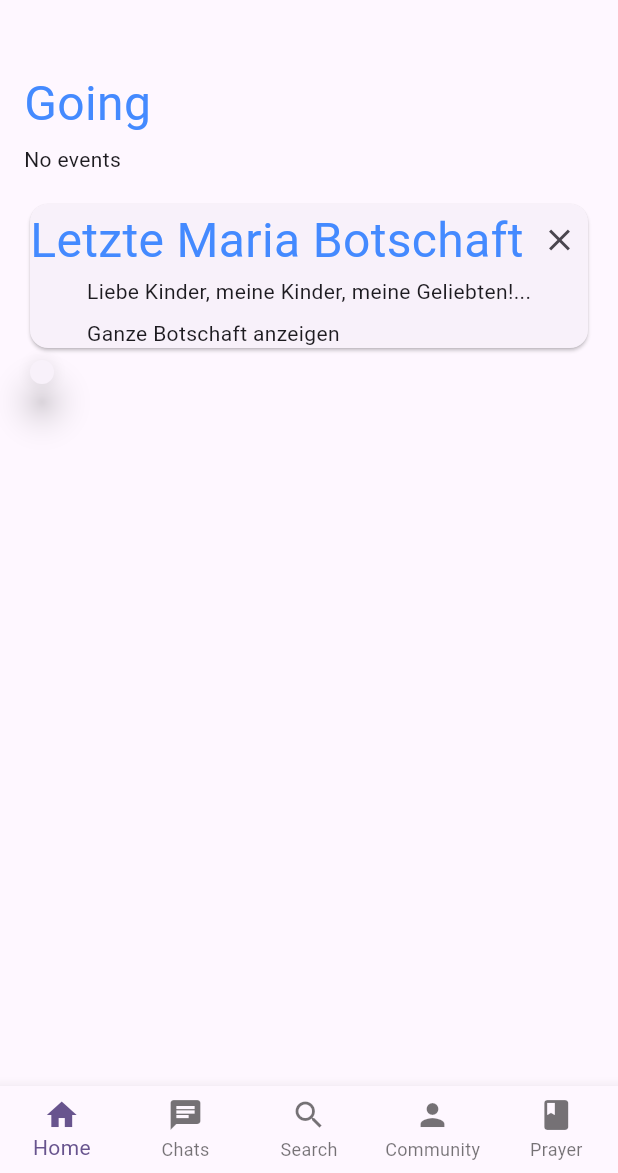
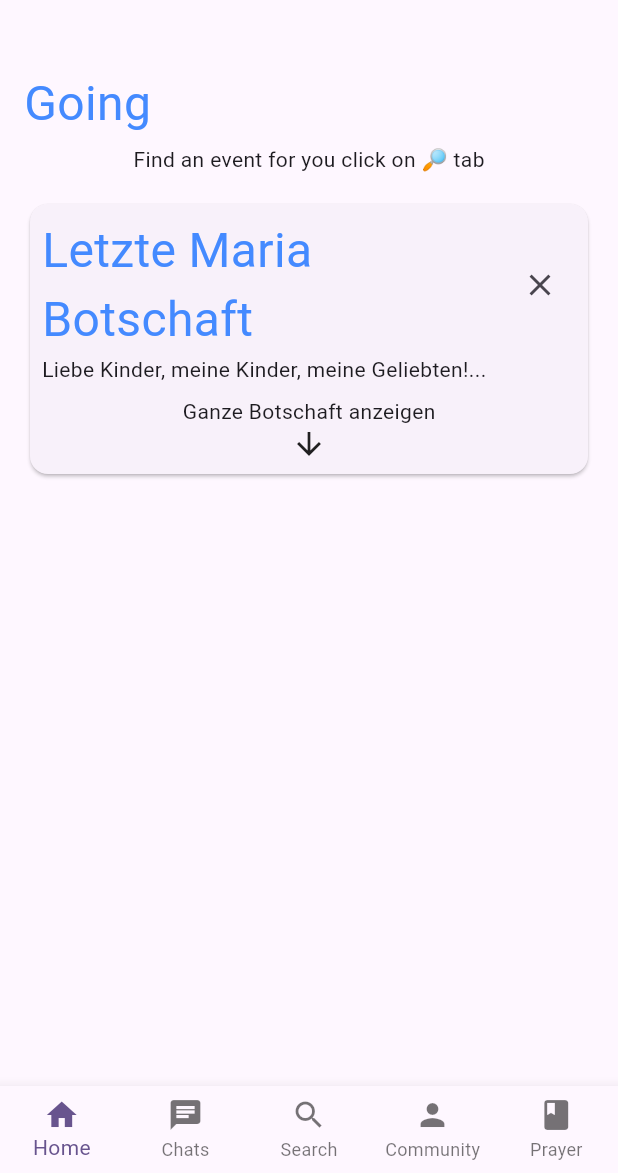
Before and after one commit to zindlsn/meet_christ, a Flutter app: the HomePage screen opened directly, on a phone screen of 412 x 824 dp, the part 63-1236 px from its top. Run offline on Flutter 3.47's test engine with Material 3 defaults, Android fonts, the light colour scheme and no system bars; our stand-ins replace cloud_firestore, firebase_auth, firebase_core, firebase_storage, flutter_login, flutter_secure_storage and 5 more; missing offline and left inert: google_mlkit_text_recognition, maps_launcher; accounts and stored records are empty.

Commit message:
fix: create events

```diff
--- a/lib/models/event.dart
+++ b/lib/models/event.dart
@@ -100,16 +100,16 @@ class EventDto {
       group: event.group,
       imageUrl: null, // no direct mapping from Uint8List image to url here
       pricePerPerson: event.pricePerPerson,
-      attendeeIds: event.attendees.map((u) => u.id).toList(),
-      organizerIds: event.organizers.map((u) => u.id).toList(),
+      attendeeIds: event.attendees.map((u) => u.userId).toList(),
+      organizerIds: event.organizers.map((u) => u.userId).toList(),
     );
   }
 
   // Convert back to Entity (requires fetching User objects separately)
   Event toEntity({
     Uint8List? image,
-    required List<User> attendees,
-    required List<User> organizers,
+    required List<EventUser> attendees,
+    required List<EventUser> organizers,
   }) {
     return Event(
       title: title,
@@ -140,8 +140,8 @@ class Event {
   final String? type;
   Uint8List? image;
   int? pricePerPerson;
-  List<User> attendees = [];
-  List<User> organizers = [];
+  List<EventUser> attendees = [];
+  List<EventUser> organizers = [];
   bool meAttending = false;
   final int? repeatEveryWeeks;
   final DateTime? repeatEndDate;
@@ -160,8 +160,8 @@ class Event {
     this.group,
     this.image,
     this.pricePerPerson,
-    List<User>? attendees,
-    List<User>? organizers,
+    List<EventUser>? attendees,
+    List<EventUser>? organizers,
     this.meAttending = false,
   }) {
     if (attendees != null) this.attendees = attendees;
@@ -171,8 +171,8 @@ class Event {
   factory Event.fromDto(
     EventDto dto, {
     Uint8List? image,
-    required List<User> attendees,
-    required List<User> organizers,
+    required List<EventUser> attendees,
+    required List<EventUser> organizers,
   }) {
     return Event(
       title: dto.title,
@@ -190,21 +190,21 @@ class Event {
       attendees: attendees,
       organizers: organizers,
       meAttending: attendees.any(
-        (attendee) => attendee.id == GetIt.I.get<UserService>().user.id,
+        (attendee) => attendee.userId == GetIt.I.get<UserService>().user.id,
       ),
     );
   }
 
-  void addAttendees(List<User> newAttendees) {
+  void addAttendees(List<EventUser> newAttendees) {
     for (var attendee in newAttendees) {
-      if (!attendees.any((a) => a.id == attendee.id)) {
+      if (!attendees.any((a) => a.userId == attendee.userId)) {
         attendees.add(attendee);
       }
     }
   }
 
-  void addAttendee(User attendee) {
-    if (!attendees.any((a) => a.id == attendee.id)) {
+  void addAttendee(EventUser attendee) {
+    if (!attendees.any((a) => a.userId == attendee.userId)) {
       attendees.add(attendee);
     }
   }
@@ -223,8 +223,8 @@ class Event {
     String? type,
     Uint8List? image,
     int? pricePerPerson,
-    List<User>? attendees,
-    List<User>? organizers,
+    List<EventUser>? attendees,
+    List<EventUser>? organizers,
     int? repeatEveryWeeks,
     DateTime? repeatEndDate,
     Group? group,
@@ -240,8 +240,8 @@ class Event {
       type: type ?? this.type,
       image: clearImage ? null : (image ?? this.image),
       pricePerPerson: pricePerPerson ?? this.pricePerPerson,
-      attendees: attendees ?? List<User>.from(this.attendees),
-      organizers: organizers ?? List<User>.from(this.organizers),
+      attendees: attendees ?? List<EventUser>.from(this.attendees),
+      organizers: organizers ?? List<EventUser>.from(this.organizers),
       repeatEveryWeeks: repeatEveryWeeks ?? this.repeatEveryWeeks,
       repeatEndDate: repeatEndDate ?? this.repeatEndDate,
       group: group ?? this.group,
--- a/lib/models/user.dart
+++ b/lib/models/user.dart
@@ -40,3 +40,77 @@ class User {
     return 'User{id: $id, name: $name, email: $email, profilePictureUrl: $profilePictureUrl}';
   }
 }
+
+class EventUser {
+  final String userId;
+  final String eventId;
+  final String role;
+  final String status; // Consider making this an enum for clarity
+  final bool canComment;
+  final List<String> eventPermissions;
+  final List<String> commentPermissions;
+
+  /// Use enum for better type safety:
+  /// 0 - Not Attending
+  /// 1 - Attending
+  /// 2 - Maybe
+  final AttendingStatus attendingStatus;
+
+  EventUser({
+    required this.userId,
+    required this.eventId,
+    required this.role,
+    required this.status,
+    required this.canComment,
+    required this.eventPermissions,
+    required this.attendingStatus,
+    this.commentPermissions = const [CommentPermissions.canAdd],
+  });
+
+  static EventUser host(String userId, String eventId) => EventUser(
+        userId: userId,
+        eventId: eventId,
+        role: Roles.organizer,
+        status: '',
+        canComment: true,
+        eventPermissions: [EventPermissions.canEdit, EventPermissions.canDelete],
+        commentPermissions: [CommentPermissions.canAdd],
+        attendingStatus: AttendingStatus.attending,
+      );
+
+  static EventUser attendee(String userId, String eventId) => EventUser(
+        userId: userId,
+        eventId: eventId,
+        role: Roles.attendee,
+        status: '',
+        canComment: true,
+        eventPermissions: [],
+        commentPermissions: [CommentPermissions.canAdd],
+        attendingStatus: AttendingStatus.attending,
+      );
+}
+
+enum AttendingStatus {
+  notAttending, // 0
+  attending,    // 1
+  maybe,        // 2
+}
+
+class EventPermissions {
+  static const String canEdit = "can_edit";
+  static const String canDelete = "can_delete";
+  static const String canInvite = "can_invite";
+  static const String canView = "can_view";
+}
+
+class CommentPermissions {
+  static const String canAdd = "can_add";
+  static const String canDelete = "can_delete";
+  static const String canEdit = "can_edit";
+}
+
+class Roles {
+  static const String organizer = "organizer";
+  static const String speaker = "co-organizer";
+  static const String attendee = "attendee";
+}
--- a/lib/pages/communities/communities_page.dart
+++ b/lib/pages/communities/communities_page.dart
@@ -1,5 +1,4 @@
 import 'package:flutter/material.dart';
-import 'package:meet_christ/pages/communities/widgets/group_card.dart';
 import 'package:meet_christ/pages/community_page.dart';
 import 'package:meet_christ/pages/new_community_page.dart';
 import 'package:meet_christ/view_models/community_view_model.dart';
--- a/lib/pages/events_feed.dart
+++ b/lib/pages/events_feed.dart
@@ -101,7 +101,6 @@ class _EventsListState extends State<EventsList> {
                                 ),
                               );
                             },
-
                             child: EventCard(event: event),
                           ),
                         );
--- a/lib/pages/home.dart
+++ b/lib/pages/home.dart
@@ -21,7 +21,7 @@ class HomePage extends StatefulWidget {
 }
 
 class _HomePageState extends State<HomePage> {
-  int _selectedIndex = 0;
+  int _selectedIndex = 3;
 
   @override
   void initState() {
@@ -78,8 +78,8 @@ class _HomePageState extends State<HomePage> {
                 padding: EdgeInsets.zero,
                 children: [
                   DrawerHeader(
+                    decoration: BoxDecoration(color: Colors.blue),
                     child: Text('Meet Christ'),
-                    decoration: BoxDecoration(color: Colors.blue),
                   ),
                   ListTile(
                     title: Text('Settings'),
@@ -494,7 +494,7 @@ class _HomeTabPageState extends State<HomeTabPage> {
                     children: [
                       model.attendingEvents.isNotEmpty
                           ? SizedBox(
-                              height: 180,
+                              height: 100,
                               width: MediaQuery.of(context).size.width,
                               child: ListView.builder(
                                 scrollDirection: Axis.horizontal,
@@ -506,8 +506,8 @@ class _HomeTabPageState extends State<HomeTabPage> {
                                     width:
                                         MediaQuery.of(context).size.width - 32,
                                     child: GestureDetector(
-                                      onTap: () {
-                                        Navigator.push(
+                                      onTap: () async {
+                                        var result = await Navigator.push(
                                           context,
                                           MaterialPageRoute(
                                             builder: (context) =>
@@ -517,18 +517,19 @@ class _HomeTabPageState extends State<HomeTabPage> {
                                                 ),
                                           ),
                                         );
+
+                                        /*TODO: why null? */
+                                        if (result == null) {
                                           Provider.of<EventsViewModel>(
                                             context,
                                             listen: false,
                                           ).loadAttendingEvents();
+                                        }
                                       },
                                       child: Card(
                                         elevation: 10,
                                         child: Padding(
-                                          padding: const EdgeInsets.only(
-                                            left: 16.0,
-                                            top: 8,
-                                          ),
+                                          padding: const EdgeInsets.all(8.0),
                                           child: Column(
                                             crossAxisAlignment:
                                                 CrossAxisAlignment.start,
@@ -553,23 +554,14 @@ class _HomeTabPageState extends State<HomeTabPage> {
                                                   fontSize: 20,
                                                 ),
                                               ),
-                                              Expanded(
-                                                child: Align(
-                                                  alignment:
-                                                      Alignment.bottomLeft,
-                                                  child: Padding(
-                                                    padding:
-                                                        const EdgeInsets.only(
-                                                          bottom: 16.0,
-                                                        ),
+                                              Align(
+                                                alignment: Alignment.bottomLeft,
                                                 child: Row(
                                                   crossAxisAlignment:
-                                                          CrossAxisAlignment
-                                                              .start,
+                                                      CrossAxisAlignment.start,
                                                   children: [
                                                     Icon(
-                                                          Icons
-                                                              .check_box_rounded,
+                                                      Icons.check_box_rounded,
                                                       color: Colors.green,
                                                     ),
                                                     Text(
@@ -582,15 +574,11 @@ class _HomeTabPageState extends State<HomeTabPage> {
                                                       ),
                                                       attendees.length == 1
                                                           ? " nimmt teil"
-                                                              : attendees
-                                                                        .length >
-                                                                    1
+                                                          : attendees.length > 1
                                                           ? " nehmen teil"
                                                           : " nimmt niemand teil",
                                                     ),
                                                   ],
-                                                    ),
-                                                  ),
                                                 ),
                                               ),
                                             ],
@@ -602,20 +590,15 @@ class _HomeTabPageState extends State<HomeTabPage> {
                                 },
                               ),
                             )
-                          : Text('No events'),
+                          : GestureDetector(
+                              onTap: () {
+
+                              },
+                              child: Center(child: Text('Find an event for you click on 🔎 tab')),
+                            ),
                       Padding(
                         padding: const EdgeInsets.only(top: 16.0),
                         child: MariaMessageSection(),
-                      ),
-                      Card(
-                        elevation: 10.0,
-                        child: Padding(
-                          padding: const EdgeInsets.all(8.0),
-                          child: Column(
-                            crossAxisAlignment: CrossAxisAlignment.stretch,
-                            children: [],
-                          ),
-                        ),
                       ),
                     ],
                   );
@@ -746,7 +729,10 @@ class _ExpandableCardState extends State<ExpandableCard> {
             isExpanded = false;
           });
         },
+        child: Padding(
+          padding: const EdgeInsets.all(8.0),
           child: Column(
+            crossAxisAlignment: CrossAxisAlignment.start,
             children: [
               Text(
                 widget.title,
@@ -754,6 +740,7 @@ class _ExpandableCardState extends State<ExpandableCard> {
               ),
               Text(widget.fullText),
             ],
+          ),
         ),
       );
     } else {
@@ -765,12 +752,14 @@ class _ExpandableCardState extends State<ExpandableCard> {
         },
         child: Column(
           crossAxisAlignment: CrossAxisAlignment.start,
+          mainAxisAlignment: MainAxisAlignment.start,
           children: [
             Text("${widget.previewText}..."),
             Padding(
               padding: const EdgeInsets.only(top: 8.0),
-              child: Text("Ganze Botschaft anzeigen"),
+              child: Center(child: Text("Ganze Botschaft anzeigen")),
             ),
+            Center(child: Icon(Icons.arrow_downward)),
           ],
         ),
       );
@@ -791,13 +780,17 @@ class _MariaMessageSectionState extends State<MariaMessageSection> {
   Widget build(BuildContext context) {
     if (!isClosed) {
       return Card(
+        child: Padding(
+          padding: const EdgeInsets.all(8.0),
           child: Column(
             children: [
               Row(
                 children: [
-                Text(
+                  Expanded(
+                    child: Text(
                       'Letzte Maria Botschaft',
                       style: TextStyle(fontSize: 32, color: Colors.blueAccent),
+                    ),
                   ),
                   IconButton(
                     icon: Icon(Icons.close),
@@ -812,8 +805,7 @@ class _MariaMessageSectionState extends State<MariaMessageSection> {
               ExpandableCard(
                 title: "Botschaft vom 25.08.2025",
                 previewText: "Liebe Kinder, meine Kinder, meine Geliebten!",
-              fullText:
-        """Liebe Kinder, meine Kinder, meine Geliebten!
+                fullText: """Liebe Kinder, meine Kinder, meine Geliebten!
 Ihr seid auserwählt, weil ihr meinen Weisungen gefolgt seid, sie in die Praxis umgesetzt habt und ihr Gott über alles liebt.
 Deshalb, meine lieben Kinder, betet von ganzem Herzen, damit meine Worte sich verwirklichen.
 Fastet, bringt Opfer, liebt aus Liebe zu Gott, der euch erschaffen hat, und meine lieben Kinder, seid meine ausgestreckten Hände für diese Welt, die den Gott der Liebe noch nicht kennengelernt hat.
@@ -821,6 +813,7 @@ class _MariaMessageSectionState extends State<MariaMessageSection> {
               ),
             ],
           ),
+        ),
       );
     } else {
       return Container();
--- a/lib/services/event_service.dart
+++ b/lib/services/event_service.dart
@@ -45,7 +45,7 @@ class EventService {
   Future<List<Event>> getEventsWithoutGroup(EventsFilter filter) async {
     var events = await _repository.getEventsWithoutGroup(filter);
     for (var event in events) {
-      if (event.attendees.any((item) => item.id == _userService.user.id)) {
+      if (event.attendees.any((item) => item.userId == _userService.user.id)) {
         event.meAttending = true;
       } else {
         event.meAttending = false;
@@ -113,6 +113,7 @@ class FirestoreEventRepository implements IEventRepository {
     final snapshot = await _firestore
         .collection('events')
         .where('attendeeIds', arrayContains: userId)
+        .where('endDate', isGreaterThanOrEqualTo: DateTime(DateTime.now().year,DateTime.now().month, DateTime.now().day))
         .get();
     final events = <Event>[];
     for (var dataElement in snapshot.docs) {
@@ -122,8 +123,11 @@ class FirestoreEventRepository implements IEventRepository {
             .map((item) => item.toString())
             .toList(),
       );
+      var eventUsers = attendees
+          .map((user) => EventUser.attendee(user.id, dataElement.id))
+          .toList();
       var event = Event.fromDto(
-        attendees: attendees,
+        attendees: eventUsers,
         organizers: [],
         EventDto.fromMap(data, dataElement.id),
       );
@@ -141,8 +145,8 @@ class FirestoreEventRepository implements IEventRepository {
     await _firestore.collection('events').doc(id).set({
       ...dto.toMap(),
       'groupId': event.group?.id,
-      'attendeeIds': event.attendees.map((u) => u.id).toList(),
-      'organizerIds': event.organizers.map((u) => u.id).toList(),
+      'attendeeIds': event.attendees.map((u) => u.userId).toList(),
+      'organizerIds': event.organizers.map((u) => u.userId).toList(),
       'createdAt': FieldValue.serverTimestamp(),
     });
 
@@ -155,8 +159,8 @@ class FirestoreEventRepository implements IEventRepository {
     await _firestore.collection('events').doc(event.id).update({
       ...dto.toMap(),
       'groupId': event.group?.id,
-      'attendeeIds': event.attendees.map((u) => u.id).toList(),
-      'organizerIds': event.organizers.map((u) => u.id).toList(),
+      'attendeeIds': event.attendees.map((u) => u.userId).toList(),
+      'organizerIds': event.organizers.map((u) => u.userId).toList(),
     });
   }
 
@@ -266,8 +270,8 @@ class FirestoreEventRepository implements IEventRepository {
 
     return Event.fromDto(
       EventDto.fromMap(doc.data()! as Map<String, dynamic>, doc.id),
-      attendees: attendees.whereType<User>().toList(), // Filter out any nulls
-      organizers: organizers.whereType<User>().toList(),
+      attendees: attendees.map((item) => EventUser.attendee(item!.id,doc.id)).toList(),
+      organizers: organizers.whereType<EventUser>().toList(),
     );
   }
 }
--- a/lib/services/kath_ai_service.dart
+++ b/lib/services/kath_ai_service.dart
@@ -20,7 +20,7 @@ class KathAIService {
 
     return OllamaResponse(
       response: result2!.response,
-      suggestions: result2!.suggestions,
+      suggestions: result2.suggestions,
       model: OllamaModel(name: "", model: "", modifiedAt: "", size: 0),
       metrics: {},
       createdAt: DateTime.now(),
--- a/lib/services/ollama_service.dart
+++ b/lib/services/ollama_service.dart
@@ -1,6 +1,5 @@
 import 'dart:async';
 import 'dart:convert';
-import 'package:flutter/widgets.dart';
 import 'package:http/http.dart' as http;
 import 'package:google_generative_ai/google_generative_ai.dart';
 
--- a/lib/view_models/event_detail_view_model.dart
+++ b/lib/view_models/event_detail_view_model.dart
@@ -1,5 +1,6 @@
 import 'package:flutter/material.dart';
 import 'package:meet_christ/models/event.dart';
+import 'package:meet_christ/models/user.dart';
 import 'package:meet_christ/services/event_service.dart';
 import 'package:meet_christ/services/user_service.dart';
 
@@ -29,7 +30,7 @@ class EventDetailViewModel extends ChangeNotifier {
   Future<bool> joinEvent(String eventId) async {
     try {
       await eventService.rsvpToEvent(eventId, userService.user.id, isAttending);
-      event.addAttendee(userService.user);
+      event.addAttendee(EventUser.attendee(userService.user.id, eventId));
       notifyListeners();
     } catch (e) {
       print('Error joining event: $e');
--- a/lib/view_models/events_view_model.dart
+++ b/lib/view_models/events_view_model.dart
@@ -1,6 +1,7 @@
 import 'package:flutter/material.dart';
 import 'package:meet_christ/models/event.dart';
 import 'package:meet_christ/models/events_filter.dart' show EventsFilter;
+import 'package:meet_christ/models/user.dart';
 import 'package:meet_christ/services/community_service.dart';
 import 'package:meet_christ/services/event_service.dart';
 import 'package:meet_christ/services/user_service.dart';
@@ -25,6 +26,7 @@ class EventsViewModel extends ChangeNotifier {
   bool get isLoading => _isLoading;
 
   Future<void> loadEvents(EventsFilter filter) async {
+    events = [];
     _isLoading = true;
     events = await eventService.getEventsWithoutGroup(filter);
     _isLoading = false;
@@ -41,6 +43,7 @@ class EventsViewModel extends ChangeNotifier {
   }
 
   Future<void> loadAttendingEvents() async {
+    print("Loading attending events for user ${userService.user.id}");
     var loadedEvents = await eventService.getUserEvents(userService.user.id);
     attendingEvents = loadedEvents;
     notifyListeners();
@@ -50,13 +53,15 @@ class EventsViewModel extends ChangeNotifier {
     final index = events.indexWhere((e) => e.id == event.id);
     if (index != -1) {
       if (events[index].attendees.any(
-        (attendee) => attendee.id == userService.loggedInUser!.id,
+        (attendee) => attendee.userId == userService.loggedInUser!.id,
       )) {
         events[index].attendees.removeWhere(
-          (attendee) => attendee.id == userService.loggedInUser!.id,
+          (attendee) => attendee.userId == userService.loggedInUser!.id,
         );
       } else {
-        events[index].attendees.add(userService.loggedInUser!);
+        events[index].attendees.add(
+          EventUser.attendee(userService.loggedInUser!.id, event.id),
+        );
       }
       notifyListeners();
     }
--- a/lib/view_models/new_community_view_model.dart
+++ b/lib/view_models/new_community_view_model.dart
@@ -2,7 +2,6 @@ import 'package:flutter/foundation.dart';
 import 'package:meet_christ/models/address.dart';
 import 'package:meet_christ/models/community.dart';
 import 'package:meet_christ/services/community_service.dart';
-import 'package:uuid/uuid.dart';
 
 class NewCommunityViewModel extends ChangeNotifier {
   CommunityService communitiesRepository;
```
Also changed, not shown: lib/main.dart (+5 -2 lines), lib/pages/event_detail_page.dart (+97 -43 lines), lib/pages/new_event_page.dart (+92 -26 lines), lib/view_models/new_event_view_model.dart (+24 -9 lines), lib/firebase_options.dart. Lines whose indentation alone changed are shown as unchanged.
